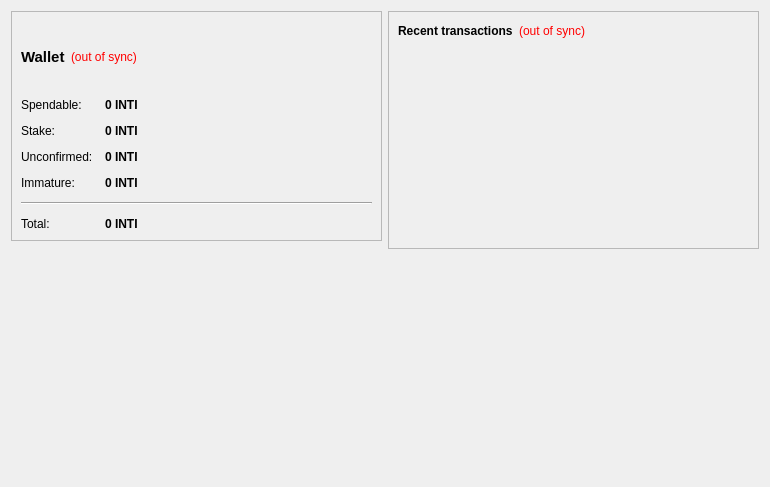
The window that src/qt/forms/overviewpage.ui (INTICOIN/INTICOIN) describes before a commit, drawn with Qt 5.
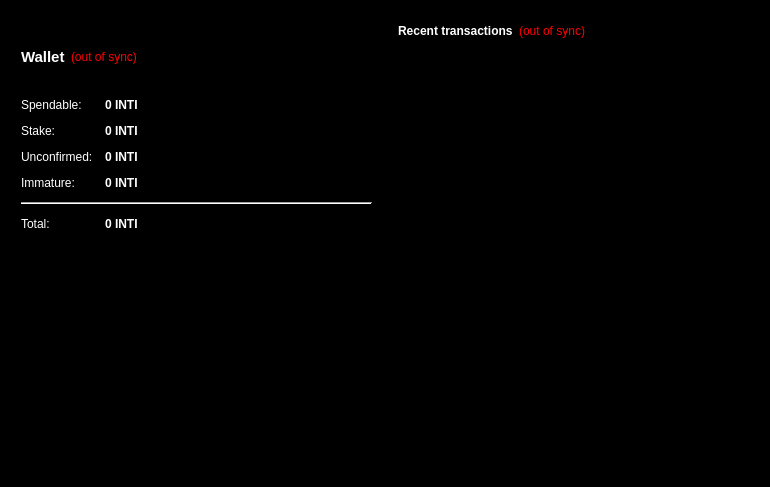
The same window after the commit. Icons and pictures are not drawn.

```diff
--- a/src/qt/forms/overviewpage.ui
+++ b/src/qt/forms/overviewpage.ui
@@ -10,6 +10,124 @@
     <height>487</height>
    </rect>
   </property>
+  <property name="palette">
+   <palette>
+    <active>
+     <colorrole role="Text">
+      <brush brushstyle="SolidPattern">
+       <color alpha="255">
+        <red>255</red>
+        <green>255</green>
+        <blue>255</blue>
+       </color>
+      </brush>
+     </colorrole>
+     <colorrole role="Base">
+      <brush brushstyle="SolidPattern">
+       <color alpha="255">
+        <red>255</red>
+        <green>255</green>
+        <blue>255</blue>
+       </color>
+      </brush>
+     </colorrole>
+     <colorrole role="Window">
+      <brush brushstyle="SolidPattern">
+       <color alpha="255">
+        <red>0</red>
+        <green>0</green>
+        <blue>0</blue>
+       </color>
+      </brush>
+     </colorrole>
+     <colorrole role="PlaceholderText">
+      <brush brushstyle="SolidPattern">
+       <color alpha="128">
+        <red>255</red>
+        <green>255</green>
+        <blue>255</blue>
+       </color>
+      </brush>
+     </colorrole>
+    </active>
+    <inactive>
+     <colorrole role="Text">
+      <brush brushstyle="SolidPattern">
+       <color alpha="255">
+        <red>255</red>
+        <green>255</green>
+        <blue>255</blue>
+       </color>
+      </brush>
+     </colorrole>
+     <colorrole role="Base">
+      <brush brushstyle="SolidPattern">
+       <color alpha="255">
+        <red>255</red>
+        <green>255</green>
+        <blue>255</blue>
+       </color>
+      </brush>
+     </colorrole>
+     <colorrole role="Window">
+      <brush brushstyle="SolidPattern">
+       <color alpha="255">
+        <red>0</red>
+        <green>0</green>
+        <blue>0</blue>
+       </color>
+      </brush>
+     </colorrole>
+     <colorrole role="PlaceholderText">
+      <brush brushstyle="SolidPattern">
+       <color alpha="128">
+        <red>255</red>
+        <green>255</green>
+        <blue>255</blue>
+       </color>
+      </brush>
+     </colorrole>
+    </inactive>
+    <disabled>
+     <colorrole role="Text">
+      <brush brushstyle="SolidPattern">
+       <color alpha="255">
+        <red>120</red>
+        <green>120</green>
+        <blue>120</blue>
+       </color>
+      </brush>
+     </colorrole>
+     <colorrole role="Base">
+      <brush brushstyle="SolidPattern">
+       <color alpha="255">
+        <red>0</red>
+        <green>0</green>
+        <blue>0</blue>
+       </color>
+      </brush>
+     </colorrole>
+     <colorrole role="Window">
+      <brush brushstyle="SolidPattern">
+       <color alpha="255">
+        <red>0</red>
+        <green>0</green>
+        <blue>0</blue>
+       </color>
+      </brush>
+     </colorrole>
+     <colorrole role="PlaceholderText">
+      <brush brushstyle="SolidPattern">
+       <color alpha="128">
+        <red>0</red>
+        <green>0</green>
+        <blue>0</blue>
+       </color>
+      </brush>
+     </colorrole>
+    </disabled>
+   </palette>
+  </property>
   <property name="windowTitle">
    <string>Form</string>
   </property>
@@ -18,6 +136,43 @@
     <layout class="QVBoxLayout" name="verticalLayout_2">
      <item>
       <widget class="QFrame" name="frame">
+       <property name="palette">
+        <palette>
+         <active>
+          <colorrole role="WindowText">
+           <brush brushstyle="SolidPattern">
+            <color alpha="255">
+             <red>255</red>
+             <green>255</green>
+             <blue>255</blue>
+            </color>
+           </brush>
+          </colorrole>
+         </active>
+         <inactive>
+          <colorrole role="WindowText">
+           <brush brushstyle="SolidPattern">
+            <color alpha="255">
+             <red>255</red>
+             <green>255</green>
+             <blue>255</blue>
+            </color>
+           </brush>
+          </colorrole>
+         </inactive>
+         <disabled>
+          <colorrole role="WindowText">
+           <brush brushstyle="SolidPattern">
+            <color alpha="255">
+             <red>120</red>
+             <green>120</green>
+             <blue>120</blue>
+            </color>
+           </brush>
+          </colorrole>
+         </disabled>
+        </palette>
+       </property>
        <property name="frameShape">
         <enum>QFrame::StyledPanel</enum>
        </property>
@@ -85,6 +240,43 @@
           </property>
           <item row="0" column="0">
            <widget class="QLabel" name="label">
+            <property name="palette">
+             <palette>
+              <active>
+               <colorrole role="WindowText">
+                <brush brushstyle="SolidPattern">
+                 <color alpha="255">
+                  <red>255</red>
+                  <green>255</green>
+                  <blue>255</blue>
+                 </color>
+                </brush>
+               </colorrole>
+              </active>
+              <inactive>
+               <colorrole role="WindowText">
+                <brush brushstyle="SolidPattern">
+                 <color alpha="255">
+                  <red>255</red>
+                  <green>255</green>
+                  <blue>255</blue>
+                 </color>
+                </brush>
+               </colorrole>
+              </inactive>
+              <disabled>
+               <colorrole role="WindowText">
+                <brush brushstyle="SolidPattern">
+                 <color alpha="255">
+                  <red>120</red>
+                  <green>120</green>
+                  <blue>120</blue>
+                 </color>
+                </brush>
+               </colorrole>
+              </disabled>
+             </palette>
+            </property>
             <property name="text">
              <string>Spendable:</string>
             </property>
@@ -92,6 +284,43 @@
           </item>
           <item row="0" column="1">
            <widget class="QLabel" name="labelBalance">
+            <property name="palette">
+             <palette>
+              <active>
+               <colorrole role="WindowText">
+                <brush brushstyle="SolidPattern">
+                 <color alpha="255">
+                  <red>255</red>
+                  <green>255</green>
+                  <blue>255</blue>
+                 </color>
+                </brush>
+               </colorrole>
+              </active>
+              <inactive>
+               <colorrole role="WindowText">
+                <brush brushstyle="SolidPattern">
+                 <color alpha="255">
+                  <red>255</red>
+                  <green>255</green>
+                  <blue>255</blue>
+                 </color>
+                </brush>
+               </colorrole>
+              </inactive>
+              <disabled>
+               <colorrole role="WindowText">
+                <brush brushstyle="SolidPattern">
+                 <color alpha="255">
+                  <red>120</red>
+                  <green>120</green>
+                  <blue>120</blue>
+                 </color>
+                </brush>
+               </colorrole>
+              </disabled>
+             </palette>
+            </property>
             <property name="font">
              <font>
               <weight>75</weight>
@@ -114,6 +343,43 @@
           </item>
           <item row="1" column="0">
            <widget class="QLabel" name="label_stake">
+            <property name="palette">
+             <palette>
+              <active>
+               <colorrole role="WindowText">
+                <brush brushstyle="SolidPattern">
+                 <color alpha="255">
+                  <red>255</red>
+                  <green>255</green>
+                  <blue>255</blue>
+                 </color>
+                </brush>
+               </colorrole>
+              </active>
+              <inactive>
+               <colorrole role="WindowText">
+                <brush brushstyle="SolidPattern">
+                 <color alpha="255">
+                  <red>255</red>
+                  <green>255</green>
+                  <blue>255</blue>
+                 </color>
+                </brush>
+               </colorrole>
+              </inactive>
+              <disabled>
+               <colorrole role="WindowText">
+                <brush brushstyle="SolidPattern">
+                 <color alpha="255">
+                  <red>120</red>
+                  <green>120</green>
+                  <blue>120</blue>
+                 </color>
+                </brush>
+               </colorrole>
+              </disabled>
+             </palette>
+            </property>
             <property name="text">
              <string>Stake:</string>
             </property>
@@ -121,6 +387,43 @@
           </item>
           <item row="1" column="1">
            <widget class="QLabel" name="labelStake">
+            <property name="palette">
+             <palette>
+              <active>
+               <colorrole role="WindowText">
+                <brush brushstyle="SolidPattern">
+                 <color alpha="255">
+                  <red>255</red>
+                  <green>255</green>
+                  <blue>255</blue>
+                 </color>
+                </brush>
+               </colorrole>
+              </active>
+              <inactive>
+               <colorrole role="WindowText">
+                <brush brushstyle="SolidPattern">
+                 <color alpha="255">
+                  <red>255</red>
+                  <green>255</green>
+                  <blue>255</blue>
+                 </color>
+                </brush>
+               </colorrole>
+              </inactive>
+              <disabled>
+               <colorrole role="WindowText">
+                <brush brushstyle="SolidPattern">
+                 <color alpha="255">
+                  <red>120</red>
+                  <green>120</green>
+                  <blue>120</blue>
+                 </color>
+                </brush>
+               </colorrole>
+              </disabled>
+             </palette>
+            </property>
             <property name="font">
              <font>
               <weight>75</weight>
@@ -143,6 +446,43 @@
           </item>
           <item row="2" column="0">
            <widget class="QLabel" name="label_3">
+            <property name="palette">
+             <palette>
+              <active>
+               <colorrole role="WindowText">
+                <brush brushstyle="SolidPattern">
+                 <color alpha="255">
+                  <red>255</red>
+                  <green>255</green>
+                  <blue>255</blue>
+                 </color>
+                </brush>
+               </colorrole>
+              </active>
+              <inactive>
+               <colorrole role="WindowText">
+                <brush brushstyle="SolidPattern">
+                 <color alpha="255">
+                  <red>255</red>
+                  <green>255</green>
+                  <blue>255</blue>
+                 </color>
+                </brush>
+               </colorrole>
+              </inactive>
+              <disabled>
+               <colorrole role="WindowText">
+                <brush brushstyle="SolidPattern">
+                 <color alpha="255">
+                  <red>120</red>
+                  <green>120</green>
+                  <blue>120</blue>
+                 </color>
+                </brush>
+               </colorrole>
+              </disabled>
+             </palette>
+            </property>
             <property name="text">
              <string>Unconfirmed:</string>
             </property>
@@ -150,6 +490,43 @@
           </item>
           <item row="2" column="1">
            <widget class="QLabel" name="labelUnconfirmed">
+            <property name="palette">
+             <palette>
+              <active>
+               <colorrole role="WindowText">
+                <brush brushstyle="SolidPattern">
+                 <color alpha="255">
+                  <red>255</red>
+                  <green>255</green>
+                  <blue>255</blue>
+                 </color>
+                </brush>
+               </colorrole>
+              </active>
+              <inactive>
+               <colorrole role="WindowText">
+                <brush brushstyle="SolidPattern">
+                 <color alpha="255">
+                  <red>255</red>
+                  <green>255</green>
+                  <blue>255</blue>
+                 </color>
+                </brush>
+               </colorrole>
+              </inactive>
+              <disabled>
+               <colorrole role="WindowText">
+                <brush brushstyle="SolidPattern">
+                 <color alpha="255">
+                  <red>120</red>
+                  <green>120</green>
+                  <blue>120</blue>
+                 </color>
+                </brush>
+               </colorrole>
+              </disabled>
+             </palette>
+            </property>
             <property name="font">
              <font>
               <weight>75</weight>
@@ -172,6 +549,43 @@
           </item>
           <item row="3" column="0">
            <widget class="QLabel" name="labelImmatureText">
+            <property name="palette">
+             <palette>
+              <active>
+               <colorrole role="WindowText">
+                <brush brushstyle="SolidPattern">
+                 <color alpha="255">
+                  <red>255</red>
+                  <green>255</green>
+                  <blue>255</blue>
+                 </color>
+                </brush>
+               </colorrole>
+              </active>
+              <inactive>
+               <colorrole role="WindowText">
+                <brush brushstyle="SolidPattern">
+                 <color alpha="255">
+                  <red>255</red>
+                  <green>255</green>
+                  <blue>255</blue>
+                 </color>
+                </brush>
+               </colorrole>
+              </inactive>
+              <disabled>
+               <colorrole role="WindowText">
+                <brush brushstyle="SolidPattern">
+                 <color alpha="255">
+                  <red>120</red>
+                  <green>120</green>
+                  <blue>120</blue>
+                 </color>
+                </brush>
+               </colorrole>
+              </disabled>
+             </palette>
+            </property>
             <property name="text">
              <string>Immature:</string>
             </property>
@@ -179,6 +593,43 @@
           </item>
           <item row="3" column="1">
            <widget class="QLabel" name="labelImmature">
+            <property name="palette">
+             <palette>
+              <active>
+               <colorrole role="WindowText">
+                <brush brushstyle="SolidPattern">
+                 <color alpha="255">
+                  <red>255</red>
+                  <green>255</green>
+                  <blue>255</blue>
+                 </color>
+                </brush>
+               </colorrole>
+              </active>
+              <inactive>
+               <colorrole role="WindowText">
+                <brush brushstyle="SolidPattern">
+                 <color alpha="255">
+                  <red>255</red>
+                  <green>255</green>
+                  <blue>255</blue>
+                 </color>
+                </brush>
+               </colorrole>
+              </inactive>
+              <disabled>
+               <colorrole role="WindowText">
+                <brush brushstyle="SolidPattern">
+                 <color alpha="255">
+                  <red>120</red>
+                  <green>120</green>
+                  <blue>120</blue>
+                 </color>
+                </brush>
+               </colorrole>
+              </disabled>
+             </palette>
+            </property>
             <property name="font">
              <font>
               <weight>75</weight>
@@ -198,6 +649,43 @@
           </item>
           <item row="4" column="0" colspan="2">
            <widget class="Line" name="line">
+            <property name="palette">
+             <palette>
+              <active>
+               <colorrole role="WindowText">
+                <brush brushstyle="SolidPattern">
+                 <color alpha="255">
+                  <red>255</red>
+                  <green>255</green>
+                  <blue>255</blue>
+                 </color>
+                </brush>
+               </colorrole>
+              </active>
+              <inactive>
+               <colorrole role="WindowText">
+                <brush brushstyle="SolidPattern">
+                 <color alpha="255">
+                  <red>255</red>
+                  <green>255</green>
+                  <blue>255</blue>
+                 </color>
+                </brush>
+               </colorrole>
+              </inactive>
+              <disabled>
+               <colorrole role="WindowText">
+                <brush brushstyle="SolidPattern">
+                 <color alpha="255">
+                  <red>120</red>
+                  <green>120</green>
+                  <blue>120</blue>
+                 </color>
+                </brush>
+               </colorrole>
+              </disabled>
+             </palette>
+            </property>
             <property name="orientation">
              <enum>Qt::Horizontal</enum>
             </property>
@@ -205,6 +693,43 @@
           </item>
           <item row="5" column="0">
            <widget class="QLabel" name="labelTotalText">
+            <property name="palette">
+             <palette>
+              <active>
+               <colorrole role="WindowText">
+                <brush brushstyle="SolidPattern">
+                 <color alpha="255">
+                  <red>255</red>
+                  <green>255</green>
+                  <blue>255</blue>
+                 </color>
+                </brush>
+               </colorrole>
+              </active>
+              <inactive>
+               <colorrole role="WindowText">
+                <brush brushstyle="SolidPattern">
+                 <color alpha="255">
+                  <red>255</red>
+                  <green>255</green>
+                  <blue>255</blue>
+                 </color>
+                </brush>
+               </colorrole>
+              </inactive>
+              <disabled>
+               <colorrole role="WindowText">
+                <brush brushstyle="SolidPattern">
+                 <color alpha="255">
+                  <red>120</red>
+                  <green>120</green>
+                  <blue>120</blue>
+                 </color>
+                </brush>
+               </colorrole>
+              </disabled>
+             </palette>
+            </property>
             <property name="text">
              <string>Total:</string>
             </property>
@@ -212,6 +737,43 @@
           </item>
           <item row="5" column="1">
            <widget class="QLabel" name="labelTotal">
+            <property name="palette">
+             <palette>
+              <active>
+               <colorrole role="WindowText">
+                <brush brushstyle="SolidPattern">
+                 <color alpha="255">
+                  <red>255</red>
+                  <green>255</green>
+                  <blue>255</blue>
+                 </color>
+                </brush>
+               </colorrole>
+              </active>
+              <inactive>
+               <colorrole role="WindowText">
+                <brush brushstyle="SolidPattern">
+                 <color alpha="255">
+                  <red>255</red>
+                  <green>255</green>
+                  <blue>255</blue>
+                 </color>
+                </brush>
+               </colorrole>
+              </inactive>
+              <disabled>
+               <colorrole role="WindowText">
+                <brush brushstyle="SolidPattern">
+                 <color alpha="255">
+                  <red>120</red>
+                  <green>120</green>
+                  <blue>120</blue>
+                 </color>
+                </brush>
+               </colorrole>
+              </disabled>
+             </palette>
+            </property>
             <property name="font">
              <font>
               <weight>75</weight>
@@ -273,6 +835,43 @@
          <layout class="QHBoxLayout" name="horizontalLayout_2">
           <item>
            <widget class="QLabel" name="label_4">
+            <property name="palette">
+             <palette>
+              <active>
+               <colorrole role="WindowText">
+                <brush brushstyle="SolidPattern">
+                 <color alpha="255">
+                  <red>255</red>
+                  <green>255</green>
+                  <blue>255</blue>
+                 </color>
+                </brush>
+               </colorrole>
+              </active>
+              <inactive>
+               <colorrole role="WindowText">
+                <brush brushstyle="SolidPattern">
+                 <color alpha="255">
+                  <red>255</red>
+                  <green>255</green>
+                  <blue>255</blue>
+                 </color>
+                </brush>
+               </colorrole>
+              </inactive>
+              <disabled>
+               <colorrole role="WindowText">
+                <brush brushstyle="SolidPattern">
+                 <color alpha="255">
+                  <red>120</red>
+                  <green>120</green>
+                  <blue>120</blue>
+                 </color>
+                </brush>
+               </colorrole>
+              </disabled>
+             </palette>
+            </property>
             <property name="text">
              <string>&lt;b&gt;Recent transactions&lt;/b&gt;</string>
             </property>
@@ -314,6 +913,15 @@
           <property name="palette">
            <palette>
             <active>
+             <colorrole role="WindowText">
+              <brush brushstyle="SolidPattern">
+               <color alpha="255">
+                <red>255</red>
+                <green>255</green>
+                <blue>255</blue>
+               </color>
+              </brush>
+             </colorrole>
              <colorrole role="BrightText">
               <brush brushstyle="SolidPattern">
                <color alpha="255">
@@ -343,6 +951,15 @@
              </colorrole>
             </active>
             <inactive>
+             <colorrole role="WindowText">
+              <brush brushstyle="SolidPattern">
+               <color alpha="255">
+                <red>255</red>
+                <green>255</green>
+                <blue>255</blue>
+               </color>
+              </brush>
+             </colorrole>
              <colorrole role="BrightText">
               <brush brushstyle="SolidPattern">
                <color alpha="255">
@@ -372,6 +989,15 @@
              </colorrole>
             </inactive>
             <disabled>
+             <colorrole role="WindowText">
+              <brush brushstyle="SolidPattern">
+               <color alpha="255">
+                <red>120</red>
+                <green>120</green>
+                <blue>120</blue>
+               </color>
+              </brush>
+             </colorrole>
              <colorrole role="BrightText">
               <brush brushstyle="SolidPattern">
                <color alpha="255">
```
